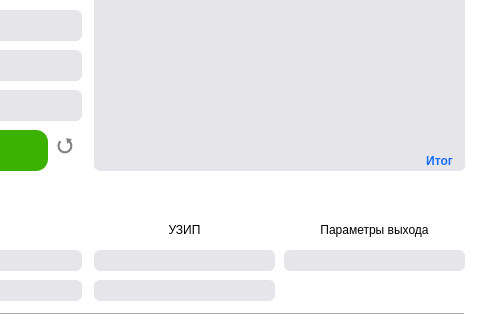
The window that designDrawSchemesTwo.ui (Croud9/Auto-OTR) describes before a commit, drawn with Qt 5; both pictures show x 467 to 947 and y 120 to 440 of the 947 by 661 pixel window.
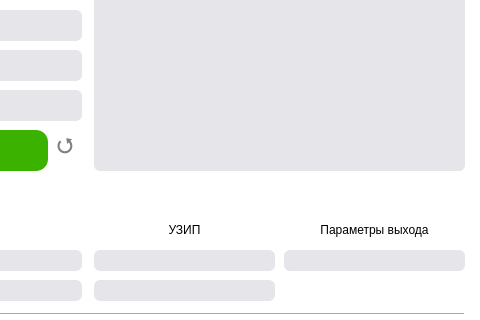
The same window after the commit.

Commit message: Connect two scheme, refactoring style and animation

What changed in the file:
```diff
--- a/designDrawSchemesTwo.ui
+++ b/designDrawSchemesTwo.ui
@@ -1549,46 +1549,6 @@
      <set>Qt::AlignCenter</set>
     </property>
    </widget>
-   <widget class="QPushButton" name="btnResultInfo">
-    <property name="geometry">
-     <rect>
-      <x>881</x>
-      <y>270</y>
-      <width>51</width>
-      <height>21</height>
-     </rect>
-    </property>
-    <property name="font">
-     <font>
-      <family>Arial</family>
-      <pointsize>9</pointsize>
-      <weight>75</weight>
-      <bold>true</bold>
-     </font>
-    </property>
-    <property name="cursor">
-     <cursorShape>PointingHandCursor</cursorShape>
-    </property>
-    <property name="styleSheet">
-     <string notr="true">QPushButton{
-	background-color: rgba(229,229,234,1);
-	color: #196dff;
-	border: none;
-	border-radius: 6;
-	border-style: outset;
-}
-QPushButton:hover{
-	background-color: #dceaff; 
-}
-QPushButton:pressed{
-	color: rgba(25, 109, 255, 0.7); 
-	border-radius: 6;
-}</string>
-    </property>
-    <property name="text">
-     <string>Итог</string>
-    </property>
-   </widget>
    <widget class="QCheckBox" name="checkRedLineInvertor">
     <property name="geometry">
      <rect>
```
Left out of the diff: 1 changed line with no effect on the pictures. The commit also changes 13 other files.
